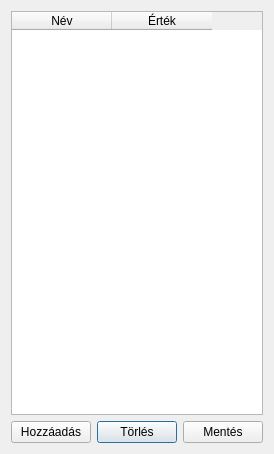
This is dialogparameters.ui in WhoiisThisGuy/TRUE as Qt 5 draws it before an edit. The edited form follows.
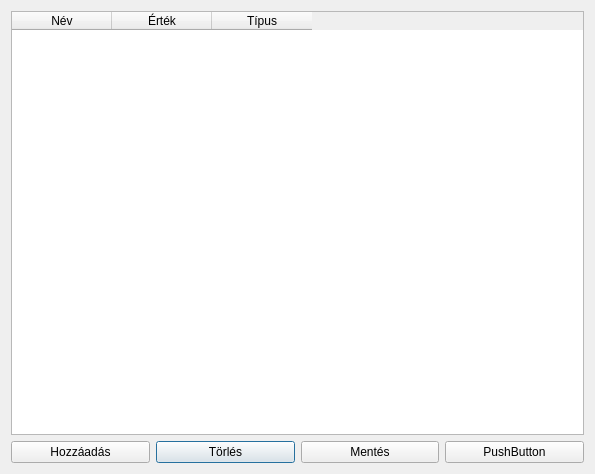
This is the edited form.

What changed in the file:
```diff
--- a/dialogparameters.ui
+++ b/dialogparameters.ui
@@ -6,8 +6,8 @@
    <rect>
     <x>0</x>
     <y>0</y>
-    <width>255</width>
-    <height>454</height>
+    <width>595</width>
+    <height>474</height>
    </rect>
   </property>
   <property name="windowTitle">
@@ -35,7 +35,14 @@
      </property>
     </widget>
    </item>
-   <item row="0" column="0" colspan="3">
+   <item row="1" column="3">
+    <widget class="QPushButton" name="pushButton">
+     <property name="text">
+      <string>PushButton</string>
+     </property>
+    </widget>
+   </item>
+   <item row="0" column="0" colspan="4">
     <widget class="QTableWidget" name="tableParameters">
      <property name="selectionMode">
       <enum>QAbstractItemView::MultiSelection</enum>
@@ -56,6 +63,11 @@
        <string>Érték</string>
       </property>
      </column>
+     <column>
+      <property name="text">
+       <string>Típus</string>
+      </property>
+     </column>
     </widget>
    </item>
   </layout>
```
